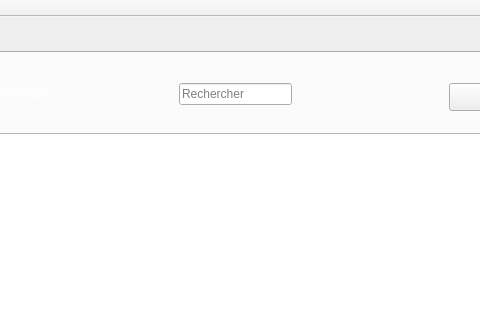
Before: the Qt Designer form CRUD/mainwindow.ui in karim9155/Smart_Station_2A18, drawn with Qt 5; both pictures show x 523 to 1003 and y 0 to 320 of the 1227 by 728 pixel window.
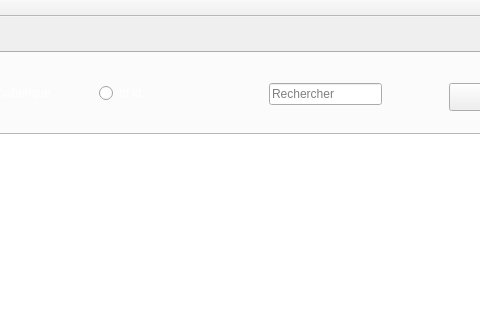
After: the same form once the commit is applied. The open tabs and pages were chosen to show the change. Custom widgets are drawn as their Qt base class.

```diff
--- a/CRUD/mainwindow.ui
+++ b/CRUD/mainwindow.ui
@@ -415,7 +415,7 @@
      <widget class="QLineEdit" name="lineEdit">
       <property name="geometry">
        <rect>
-        <x>700</x>
+        <x>790</x>
         <y>30</y>
         <width>113</width>
         <height>22</height>
@@ -438,6 +438,22 @@
        <string>PDF</string>
       </property>
      </widget>
+     <widget class="QRadioButton" name="triid">
+      <property name="geometry">
+       <rect>
+        <x>620</x>
+        <y>30</y>
+        <width>97</width>
+        <height>20</height>
+       </rect>
+      </property>
+      <property name="styleSheet">
+       <string notr="true">*{color: rgb(255, 255, 255);}</string>
+      </property>
+      <property name="text">
+       <string>tri id</string>
+      </property>
+     </widget>
     </widget>
     <widget class="QWidget" name="tab_2">
      <attribute name="title">
```
